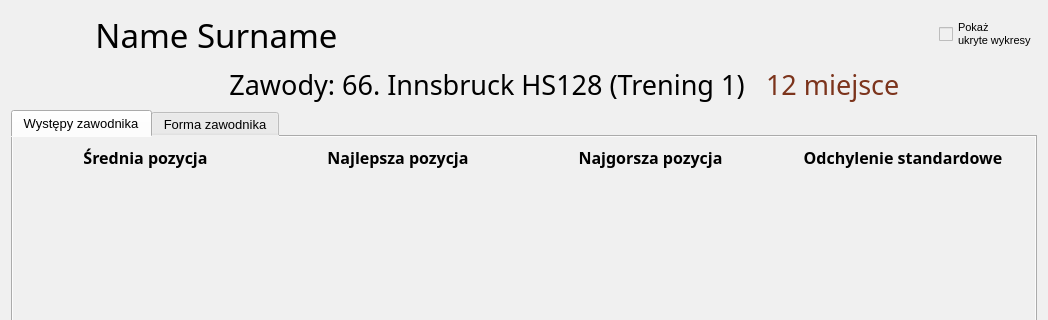
Above: source/UI/Seasons/Stats/JumperStatsWindow.ui from SiekamCebule/sj-sim before the change; both pictures show x 0 to 1048 and y 0 to 320 of the 1048 by 844 pixel window. Below: the same form after it.
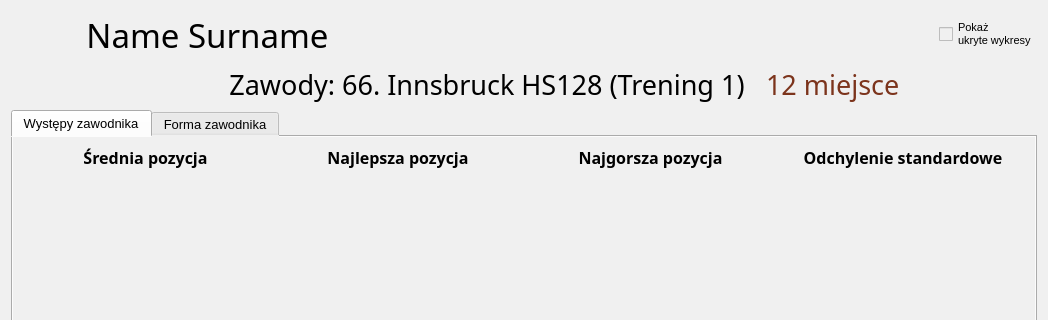
That is the form after the change.

Patch:
```diff
--- a/source/UI/Seasons/Stats/JumperStatsWindow.ui
+++ b/source/UI/Seasons/Stats/JumperStatsWindow.ui
@@ -18,7 +18,7 @@
   </property>
   <layout class="QVBoxLayout" name="verticalLayout_12">
    <item>
-    <layout class="QHBoxLayout" name="horizontalLayout" stretch="0,0,0,0,0,0,0,0,0,0,0,0">
+    <layout class="QHBoxLayout" name="horizontalLayout" stretch="0,0,0,0,0,0,0,0,0,0,0,0,0,0">
      <item>
       <spacer name="horizontalSpacer_2">
        <property name="orientation">
@@ -158,6 +158,25 @@
        </property>
       </spacer>
      </item>
+     <item>
+      <layout class="QVBoxLayout" name="verticalLayout_hillTypesCheckBoxes"/>
+     </item>
+     <item>
+      <spacer name="horizontalSpacer_11">
+       <property name="orientation">
+        <enum>Qt::Horizontal</enum>
+       </property>
+       <property name="sizeType">
+        <enum>QSizePolicy::Maximum</enum>
+       </property>
+       <property name="sizeHint" stdset="0">
+        <size>
+         <width>35</width>
+         <height>20</height>
+        </size>
+       </property>
+      </spacer>
+     </item>
      <item>
       <layout class="QVBoxLayout" name="verticalLayout_serieTypesCheckBoxes"/>
      </item>
```
Left out of the diff: 5 changed lines with no effect on the pictures.
